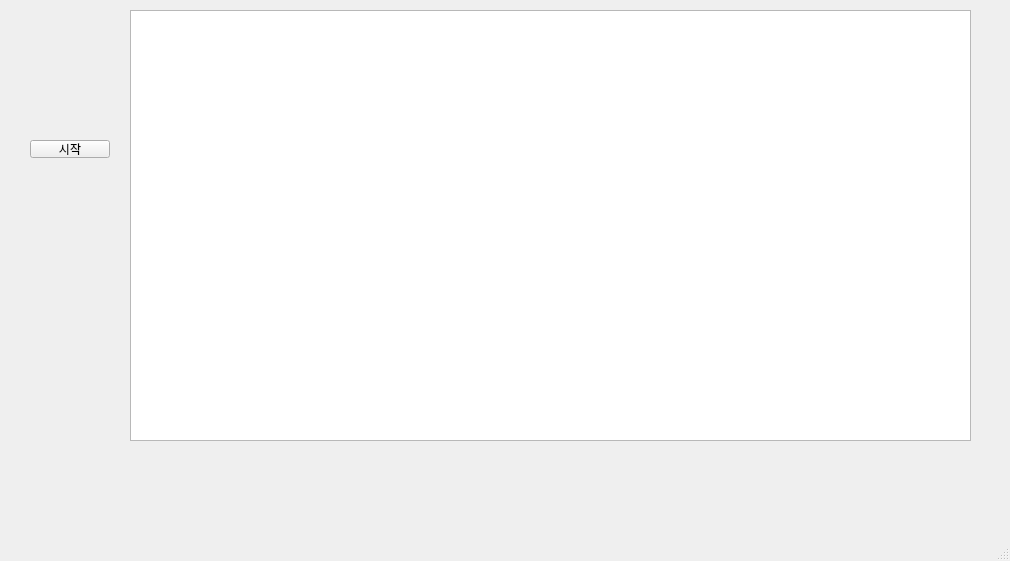
Old version of the form CDlgMain.ui in the repository marshallslee/cryptocurrency-quotes.
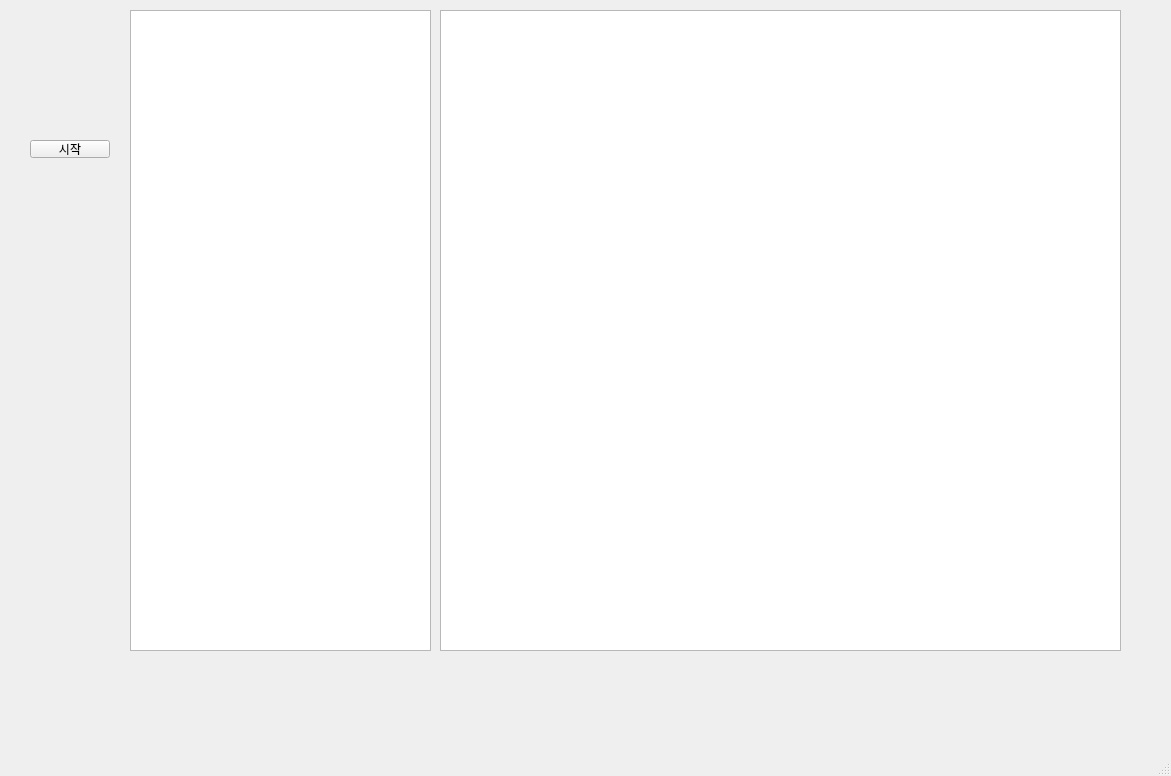
New version of the form.

```diff
--- a/CDlgMain.ui
+++ b/CDlgMain.ui
@@ -6,8 +6,8 @@
    <rect>
     <x>0</x>
     <y>0</y>
-    <width>1010</width>
-    <height>561</height>
+    <width>1171</width>
+    <height>776</height>
    </rect>
   </property>
   <property name="windowTitle">
@@ -32,23 +32,20 @@
      <rect>
       <x>130</x>
       <y>10</y>
-      <width>841</width>
-      <height>431</height>
+      <width>301</width>
+      <height>641</height>
      </rect>
     </property>
    </widget>
-   <widget class="QLabel" name="txPrice">
+   <widget class="QTableWidget" name="tPrice">
     <property name="geometry">
      <rect>
-      <x>10</x>
-      <y>450</y>
-      <width>981</width>
-      <height>61</height>
+      <x>440</x>
+      <y>10</y>
+      <width>681</width>
+      <height>641</height>
      </rect>
     </property>
-    <property name="text">
-     <string/>
-    </property>
    </widget>
   </widget>
   <widget class="QMenuBar" name="menubar">
```
Left out of the diff: 2 changed lines with no effect on the pictures.
